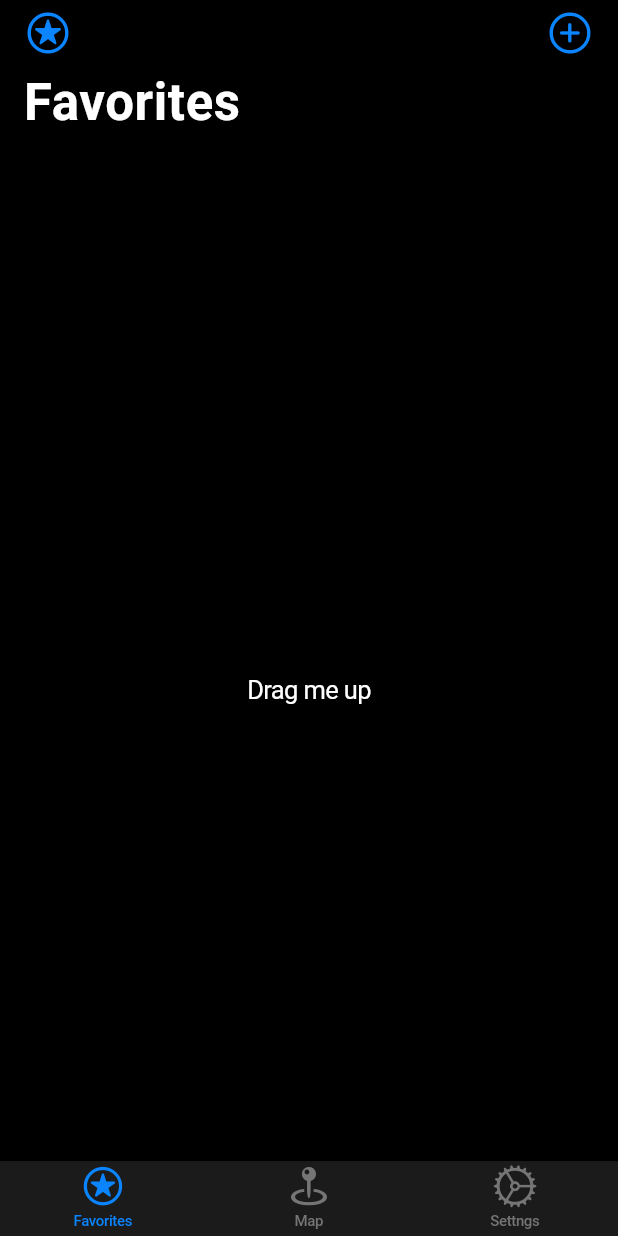
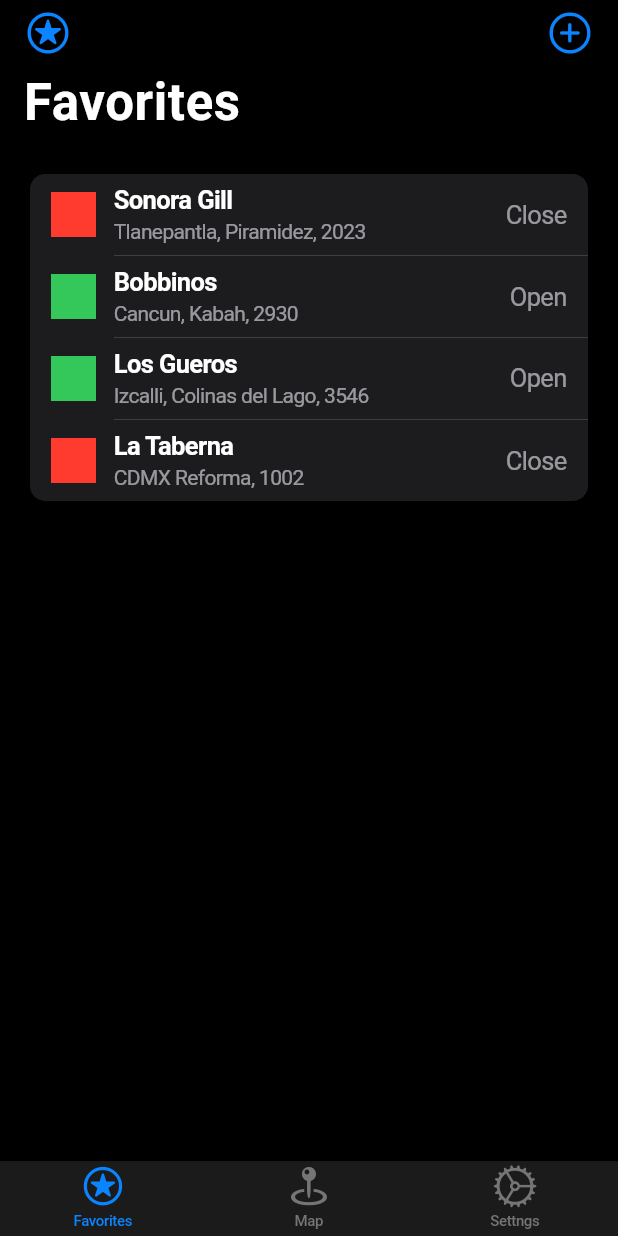
Before and after one commit to armando-mobile-flutter/gio-restaurants, a Flutter app: the screen it shows after launch, on a phone screen of 412 x 824 dp. Run offline on Flutter 3.47's test engine with Material 2 defaults, Android fonts, the phone set to English and light mode, and no system bars.

Commit message:
Read Restaurant Favorites mock

```diff
--- /dev/null
+++ b/lib/app/main/data/favorites.dart
@@ -0,0 +1,11 @@
+import 'package:gio_restaurants/app/main/models/favoriteModel.dart';
+import 'package:gio_restaurants/app/main/models/index.dart';
+
+class FavoritesController {
+  List<FavoriteModel> getFavorites() => <FavoriteModel>[
+        FavoriteModel(1, 'Sonora Gill', 'Tlanepantla, Piramidez, 2023', false),
+        FavoriteModel(2, 'Bobbinos', 'Cancun, Kabah, 2930', true),
+        FavoriteModel(3, 'Los Gueros', 'Izcalli, Colinas del Lago, 3546', true),
+        FavoriteModel(4, 'La Taberna', 'CDMX Reforma, 1002', false),
+      ];
+}
--- /dev/null
+++ b/lib/app/main/favorites/screens/favoriteList.dart
@@ -0,0 +1,29 @@
+import 'package:flutter/cupertino.dart';
+import 'package:gio_restaurants/app/main/models/favoriteModel.dart';
+import 'package:gio_restaurants/app/main/models/index.dart';
+import 'package:gio_restaurants/app/main/data/favorites.dart';
+
+class FavoriteList extends StatelessWidget {
+  FavoriteList({super.key});
+  final favorites = FavoritesController().getFavorites();
+
+  @override
+  Widget build(BuildContext context) => CupertinoListSection.insetGrouped(
+        children: <CupertinoListTile>[
+          ...favorites
+              .map((FavoriteModel favorite) => CupertinoListTile.notched(
+                    title: Text(favorite.restaurantName),
+                    subtitle: Text(favorite.address),
+                    leading: Container(
+                      width: double.infinity,
+                      height: double.infinity,
+                      color: favorite.status
+                          ? CupertinoColors.activeGreen
+                          : CupertinoColors.destructiveRed,
+                    ),
+                    additionalInfo: Text(favorite.status ? 'Open' : 'Close'),
+                    backgroundColorActivated: CupertinoColors.activeBlue,
+                  )),
+        ],
+      );
+}
--- a/lib/app/main/favorites/screens/favoriteNavigationBar.dart
+++ b/lib/app/main/favorites/screens/favoriteNavigationBar.dart
@@ -1,4 +1,5 @@
 import 'package:flutter/cupertino.dart';
+import 'package:gio_restaurants/app/main/favorites/screens/index.dart';
 
 class FavoriteNavigationBar extends StatelessWidget {
   const FavoriteNavigationBar({super.key});
@@ -17,13 +18,8 @@ class FavoriteNavigationBar extends StatelessWidget {
           ),
           SliverFillRemaining(
               child: Column(
-            mainAxisAlignment: MainAxisAlignment.spaceEvenly,
-            children: const <Widget>[
-              Text(
-                'Drag me up',
-                textAlign: TextAlign.center,
-              )
-            ],
+            mainAxisAlignment: MainAxisAlignment.start,
+            children: <Widget>[FavoriteList()],
           ))
         ],
       ));
--- a/lib/app/main/favorites/screens/index.dart
+++ b/lib/app/main/favorites/screens/index.dart
@@ -1 +1,2 @@
 export 'package:gio_restaurants/app/main/favorites/screens/favoriteNavigationBar.dart';
+export 'package:gio_restaurants/app/main/favorites/screens/favoriteList.dart';
--- /dev/null
+++ b/lib/app/main/models/favoriteModel.dart
@@ -0,0 +1,41 @@
+class FavoriteModel {
+  int _id = 0;
+  String _restaurantName = '';
+  String _address = '';
+  bool _status = false;
+
+  //Constructors
+  FavoriteModel(this._id, this._restaurantName, this._address, this._status);
+
+  //Data Encapsulation
+  int get id => _id;
+  String get restaurantName => _restaurantName;
+  String get address => _address;
+  bool get status => _status;
+
+  set restaurantName(String name) =>
+      (_restaurantName = name.length >= 30 ? name.substring(0, 30) : name);
+  set address(String address) => _address = address;
+  set status(bool status) => _status = status;
+
+  // Create iterator map from model
+  Map<String, dynamic> toMap() {
+    var map = Map<String, dynamic>();
+
+    map['restaurantName'] = _restaurantName;
+    map['address'] = _address;
+    map['status'] = _status;
+
+    if (_id != 0) map['_id'] = _id;
+
+    return map;
+  }
+
+  /// Funtion that transform dynamic obj to FavoriteModel
+  FavoriteModel.fromObject(dynamic obj) {
+    _id = obj['id'];
+    _restaurantName = obj['restaurantName'];
+    _address = obj['address'];
+    _status = obj['status'];
+  }
+}
--- /dev/null
+++ b/lib/app/main/models/index.dart
@@ -0,0 +1 @@
+export 'package:gio_restaurants/app/main/models/index.dart';
--- a/pubspec.yaml
+++ b/pubspec.yaml
@@ -20,7 +20,7 @@ publish_to: 'none' # Remove this line if you wish to publish to pub.dev
 version: 1.0.0+1
 
 environment:
-  sdk: '>=2.18.6 <3.0.0'
+  sdk: '>=2.18.6 <3.7.0'
 
 # Dependencies specify other packages that your package needs in order to work.
 # To automatically upgrade your package dependencies to the latest versions
@@ -35,7 +35,7 @@ dependencies:
 
   # The following adds the Cupertino Icons font to your application.
   # Use with the CupertinoIcons class for iOS style icons.
-  cupertino_icons: ^1.0.2
+  cupertino_icons: ^1.0.5
 
 dev_dependencies:
   flutter_test:
@@ -46,7 +46,7 @@ dev_dependencies:
   # activated in the `analysis_options.yaml` file located at the root of your
   # package. See that file for information about deactivating specific lint
   # rules and activating additional ones.
-  flutter_lints: ^2.0.0
+  flutter_lints: ^2.0.1
 
 # For information on the generic Dart part of this file, see the
 # following page: https://dart.dev/tools/pub/pubspec
```
Also changed, not shown: pubspec.lock, 2 other files.
